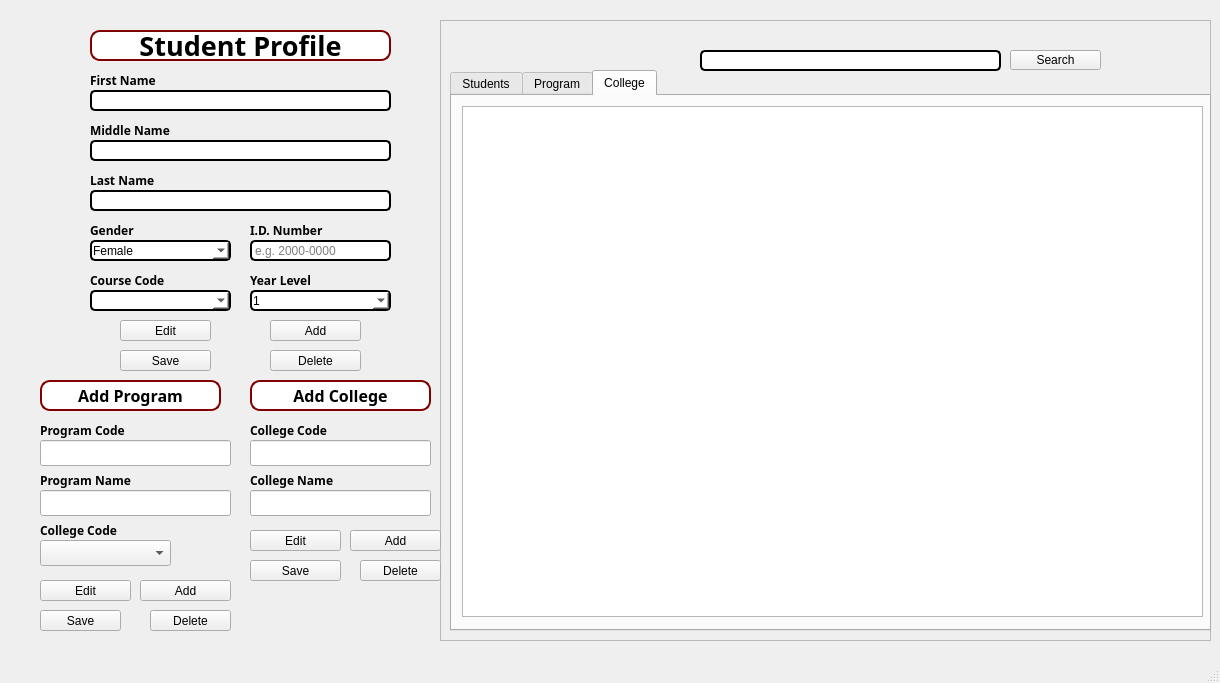
The window that mainwindow.ui (Kris2103/CCC151-CSV) describes before a commit, drawn with Qt 5.
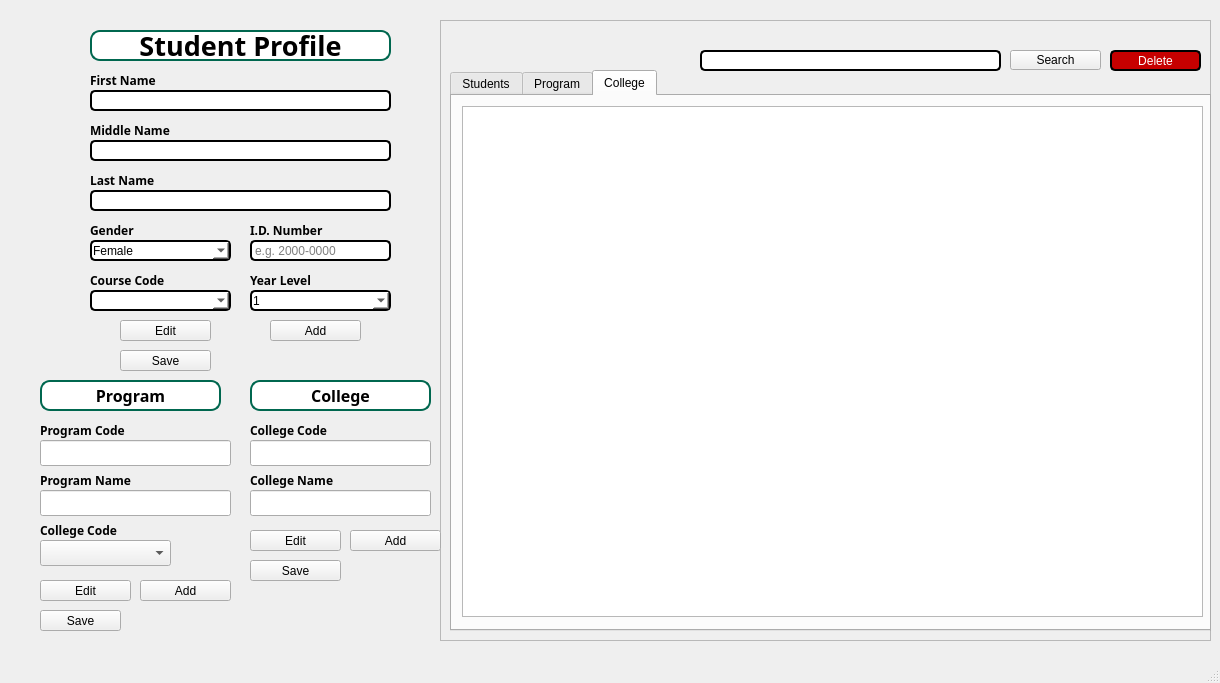
The same window after the commit. The open tabs and pages were chosen to show the change.

The edit to the form file:
```diff
--- a/mainwindow.ui
+++ b/mainwindow.ui
@@ -319,7 +319,7 @@
     </property>
     <property name="styleSheet">
      <string notr="true">background-color: white;
-    border: 2px solid #800000;
+    border: 2px solid #00674F;
     border-radius: 10px;
     padding: 1px;
     box-shadow: 0 0 10px rgba(0, 0, 0, 0.5);
@@ -423,26 +423,6 @@
      <string>Add</string>
     </property>
    </widget>
-   <widget class="QPushButton" name="DeleteStudent">
-    <property name="geometry">
-     <rect>
-      <x>270</x>
-      <y>350</y>
-      <width>91</width>
-      <height>21</height>
-     </rect>
-    </property>
-    <property name="styleSheet">
-     <string notr="true">
-QPushButton:hover {
-    background-color: #808080;
-    border: 2px solid #2980b9;
-}</string>
-    </property>
-    <property name="text">
-     <string>Delete</string>
-    </property>
-   </widget>
    <widget class="QPushButton" name="SaveStudent">
     <property name="geometry">
      <rect>
@@ -598,6 +578,31 @@
       </widget>
      </widget>
     </widget>
+    <widget class="QPushButton" name="DeleteButton">
+     <property name="geometry">
+      <rect>
+       <x>670</x>
+       <y>30</y>
+       <width>91</width>
+       <height>21</height>
+      </rect>
+     </property>
+     <property name="styleSheet">
+      <string notr="true">
+QPushButton {
+    background-color: #c70000 ;
+    color: white;
+    border: 2px solid #000000;
+    border-radius: 5px;
+     padding: 1px;
+    box-shadow: 0 0 10px rgba(0, 0, 0, 0.5);
+    color: white; 
+}</string>
+     </property>
+     <property name="text">
+      <string>Delete</string>
+     </property>
+    </widget>
    </widget>
    <widget class="QComboBox" name="CourseComboBox">
     <property name="geometry">
@@ -640,14 +645,14 @@
     </property>
     <property name="styleSheet">
      <string notr="true">background-color: white;
-    border: 2px solid #800000;
+    border: 2px solid #00674F;
     border-radius: 10px;
     padding: 1px;
     box-shadow: 0 0 10px rgba(0, 0, 0, 0.5);
     color: black;</string>
     </property>
     <property name="text">
-     <string>Add Program</string>
+     <string>Program</string>
     </property>
     <property name="alignment">
      <set>Qt::AlignmentFlag::AlignCenter</set>
@@ -671,14 +676,14 @@
     </property>
     <property name="styleSheet">
      <string notr="true">background-color: white;
-    border: 2px solid #800000;
+    border: 2px solid #00674F;
     border-radius: 10px;
     padding: 1px;
     box-shadow: 0 0 10px rgba(0, 0, 0, 0.5);
     color: black;</string>
     </property>
     <property name="text">
-     <string>Add College</string>
+     <string>College</string>
     </property>
     <property name="alignment">
      <set>Qt::AlignmentFlag::AlignCenter</set>
@@ -1008,46 +1013,6 @@
      </rect>
     </property>
    </widget>
-   <widget class="QPushButton" name="DeleteProgram">
-    <property name="geometry">
-     <rect>
-      <x>150</x>
-      <y>610</y>
-      <width>81</width>
-      <height>21</height>
-     </rect>
-    </property>
-    <property name="styleSheet">
-     <string notr="true">
-QPushButton:hover {
-    background-color: #808080;
-    border: 2px solid #2980b9;
-}</string>
-    </property>
-    <property name="text">
-     <string>Delete</string>
-    </property>
-   </widget>
-   <widget class="QPushButton" name="DeleteCollege">
-    <property name="geometry">
-     <rect>
-      <x>360</x>
-      <y>560</y>
-      <width>81</width>
-      <height>21</height>
-     </rect>
-    </property>
-    <property name="styleSheet">
-     <string notr="true">
-QPushButton:hover {
-    background-color: #808080;
-    border: 2px solid #2980b9;
-}</string>
-    </property>
-    <property name="text">
-     <string>Delete</string>
-    </property>
-   </widget>
    <widget class="QComboBox" name="CollegeCodeCombbox">
     <property name="geometry">
      <rect>
```
Left out of the diff: 16 changed lines with no effect on the pictures.
